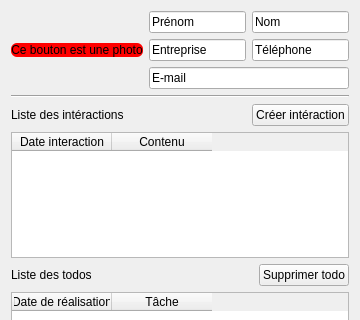
The window that cdaa/ui/contacteditwindow.ui (Zoreph22/contact-manager) describes before a commit, drawn with Qt 5; both pictures show x 0 to 360 and y 0 to 320 of the 360 by 509 pixel window.
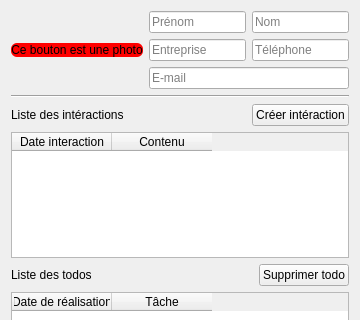
The same window after the commit.

The edit to the form file:
```diff
--- a/cdaa/ui/contacteditwindow.ui
+++ b/cdaa/ui/contacteditwindow.ui
@@ -45,6 +45,9 @@
            <item>
             <widget class="QLineEdit" name="lineEditPrenom">
              <property name="text">
+              <string/>
+             </property>
+             <property name="placeholderText">
               <string>Prénom</string>
              </property>
             </widget>
@@ -52,6 +55,9 @@
            <item>
             <widget class="QLineEdit" name="lineEditNom">
              <property name="text">
+              <string/>
+             </property>
+             <property name="placeholderText">
               <string>Nom</string>
              </property>
             </widget>
@@ -63,16 +69,19 @@
            <item>
             <widget class="QLineEdit" name="lineEditEntreprise">
              <property name="text">
+              <string/>
+             </property>
+             <property name="placeholderText">
               <string>Entreprise</string>
              </property>
-             <property name="placeholderText">
-              <string/>
-             </property>
             </widget>
            </item>
            <item>
             <widget class="QLineEdit" name="lineEditTel">
              <property name="text">
+              <string/>
+             </property>
+             <property name="placeholderText">
               <string>Téléphone</string>
              </property>
             </widget>
@@ -82,6 +91,9 @@
          <item>
           <widget class="QLineEdit" name="lineEditEmail">
            <property name="text">
+            <string/>
+           </property>
+           <property name="placeholderText">
             <string>E-mail</string>
            </property>
           </widget>
```
Left out of the diff: 21 changed lines with no effect on the pictures.
